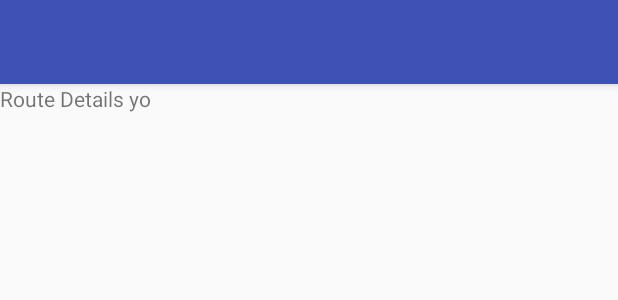
After one commit to project-allezapp/allez-android, an Android app: the layout activity_route_detail.xml on its own in the app's theme, with its tools: preview values and no code run, on a phone screen of 412 x 824 dp. The commit adds this screen. Shown: the top 300 px of the screen. Run offline under Robolectric (Android 15) with nearby library versions, the phone set to English and light mode, and no system bars.

Commit message:
Implement clicklistener to detail view

```diff
--- a/app/build.gradle
+++ b/app/build.gradle
@@ -27,6 +27,7 @@ dependencies {
     implementation "org.jetbrains.kotlin:kotlin-stdlib-jre7:$kotlin_version"
     implementation 'com.android.support:appcompat-v7:26.1.0'
     implementation 'com.android.support.constraint:constraint-layout:1.0.2'
+    implementation 'com.android.support:design:26.1.0'
     testImplementation 'junit:junit:4.12'
     androidTestImplementation 'com.android.support.test:runner:0.5'
     androidTestImplementation 'com.android.support.test.espresso:espresso-core:2.2.2'
--- a/app/src/main/java/eu/quiqua/allezapp/route/RouteItemModel.kt
+++ b/app/src/main/java/eu/quiqua/allezapp/route_list/RouteItemModel.kt
@@ -1,4 +1,4 @@
-package eu.quiqua.allezapp.route
+package eu.quiqua.allezapp.route_list
 
 import android.graphics.drawable.Drawable
 
--- /dev/null
+++ b/app/src/main/res/layout/activity_route_detail.xml
@@ -0,0 +1,36 @@
+<?xml version="1.0" encoding="utf-8"?>
+<android.support.design.widget.CoordinatorLayout xmlns:android="http://schemas.android.com/apk/res/android"
+    xmlns:app="http://schemas.android.com/apk/res-auto"
+    xmlns:tools="http://schemas.android.com/tools"
+    android:layout_width="match_parent"
+    android:layout_height="match_parent"
+    tools:context="eu.quiqua.allezapp.route_details.RouteDetailActivity">
+
+    <android.support.design.widget.AppBarLayout
+        android:layout_width="match_parent"
+        android:layout_height="wrap_content"
+        android:theme="@style/AppTheme.AppBarOverlay">
+
+        <android.support.v7.widget.Toolbar
+            android:id="@+id/toolbar"
+            android:layout_width="match_parent"
+            android:layout_height="?attr/actionBarSize"
+            android:background="?attr/colorPrimary"
+            app:popupTheme="@style/AppTheme.PopupOverlay" />
+
+    </android.support.design.widget.AppBarLayout>
+
+    <LinearLayout
+        android:layout_width="match_parent"
+        android:layout_height="match_parent"
+        android:layout_marginTop="?attr/actionBarSize">
+
+        <TextView
+            android:id="@+id/myId"
+            android:layout_width="wrap_content"
+            android:layout_height="wrap_content"
+            android:text="Route Details yo" />
+
+    </LinearLayout>
+
+</android.support.design.widget.CoordinatorLayout>
--- a/app/src/main/res/layout/activity_route_list.xml
+++ b/app/src/main/res/layout/activity_route_list.xml
@@ -4,7 +4,7 @@
     xmlns:tools="http://schemas.android.com/tools"
     android:layout_width="match_parent"
     android:layout_height="match_parent"
-    tools:context="eu.quiqua.allezapp.route.RouteListActivity"
+    tools:context="eu.quiqua.allezapp.route_list.RouteListActivity"
     >
 
   <android.support.v7.widget.RecyclerView
--- /dev/null
+++ b/app/src/main/res/values/dimens.xml
@@ -0,0 +1,3 @@
+<resources>
+    <dimen name="fab_margin">16dp</dimen>
+</resources>
--- a/app/src/main/res/values/strings.xml
+++ b/app/src/main/res/values/strings.xml
@@ -1,3 +1,4 @@
 <resources>
-  <string name="app_name">Allezapp</string>
+    <string name="app_name">Allezapp</string>
+    <string name="title_activity_route_detail">RouteDetailActivity</string>
 </resources>
--- a/app/src/main/res/values/styles.xml
+++ b/app/src/main/res/values/styles.xml
@@ -8,4 +8,13 @@
         <item name="colorAccent">@color/colorAccent</item>
     </style>
 
+    <style name="AppTheme.NoActionBar">
+        <item name="windowActionBar">false</item>
+        <item name="windowNoTitle">true</item>
+    </style>
+
+    <style name="AppTheme.AppBarOverlay" parent="ThemeOverlay.AppCompat.Dark.ActionBar" />
+
+    <style name="AppTheme.PopupOverlay" parent="ThemeOverlay.AppCompat.Light" />
+
 </resources>
```
Also changed, not shown: app/src/main/AndroidManifest.xml (+8 -3 lines), app/src/main/gen/eu/quiqua/allezapp/BuildConfig.java (added, +8 -0 lines), app/src/main/gen/eu/quiqua/allezapp/Manifest.java (added, +7 -0 lines), app/src/main/gen/eu/quiqua/allezapp/R.java (added, +7 -0 lines), app/src/main/java/eu/quiqua/allezapp/route/RouteListAdapter.kt (deleted, +0 -45 lines), app/src/main/java/eu/quiqua/allezapp/route_details/RouteDetailActivity.kt (added, +31 -0 lines), app/src/main/java/eu/quiqua/allezapp/route_list/RouteListActivity.kt (renamed from app/src/main/java/eu/quiqua/allezapp/route/RouteListActivity.kt, +8 -1 lines), app/src/main/java/eu/quiqua/allezapp/route_list/RouteListAdapter.kt (added, +51 -0 lines). Lines whose indentation alone changed are shown as unchanged.
